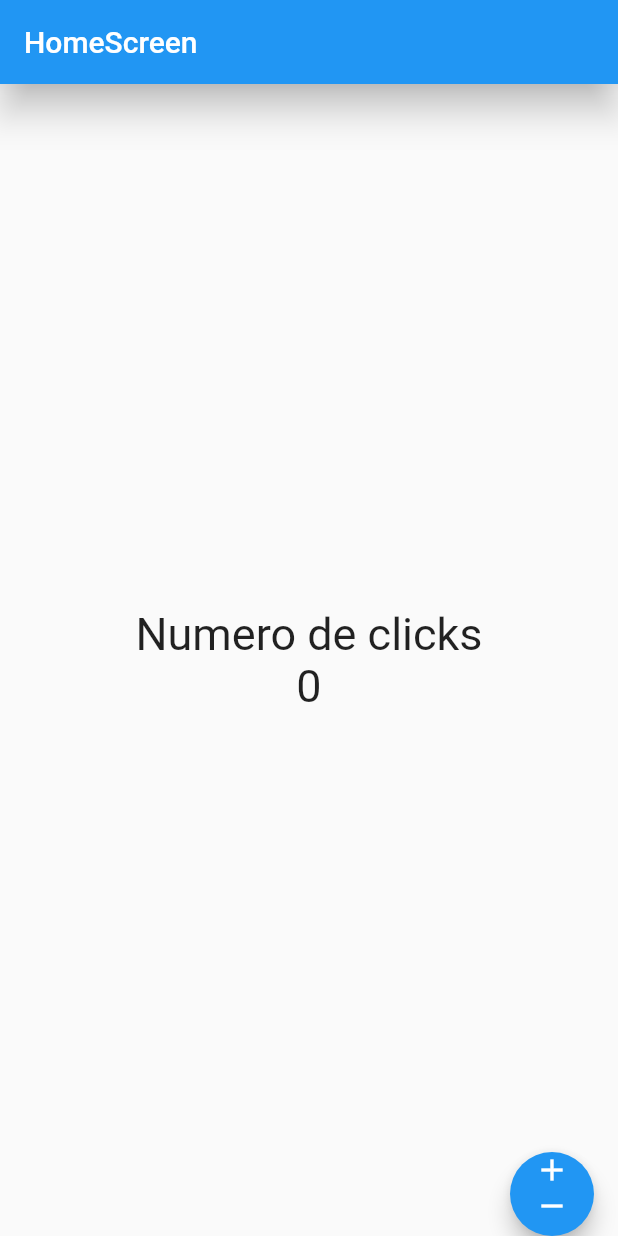
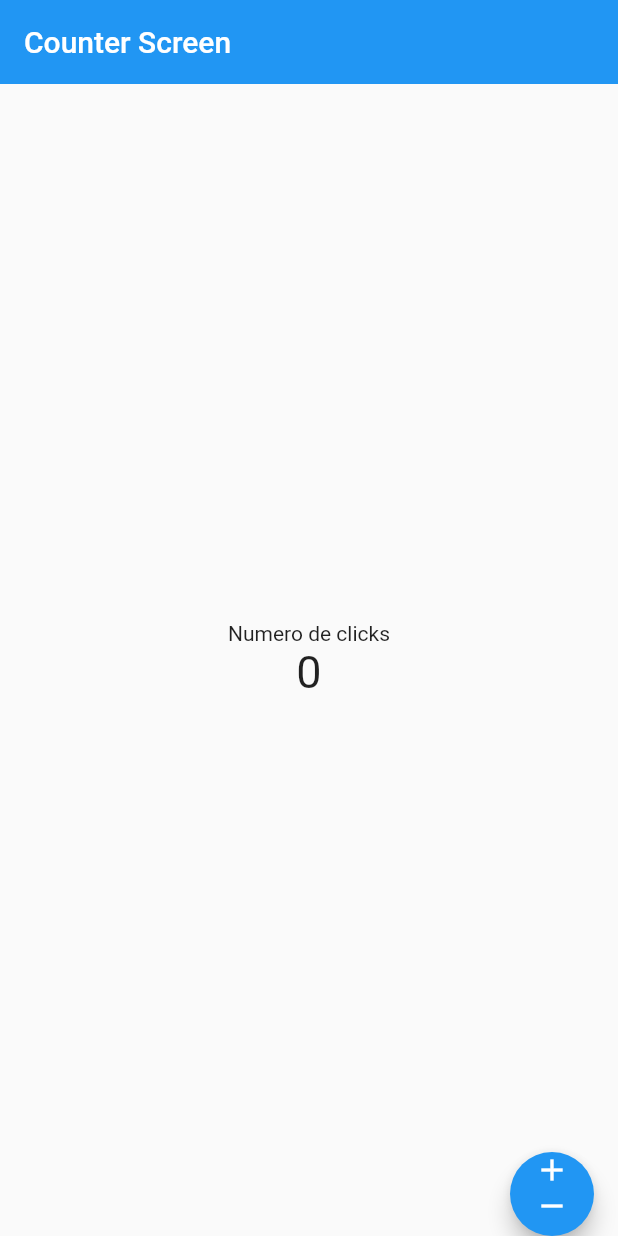
Before and after one commit to manuel-canio-gil-291/contador_a_mano, a Flutter app: the screen it shows after launch, on a phone screen of 412 x 824 dp. Run offline on Flutter 3.47's test engine with Material 2 defaults, Android fonts, the phone set to English and light mode, and no system bars.

Commit message:
Fin video 50

```diff
--- a/lib/main.dart
+++ b/lib/main.dart
@@ -1,4 +1,4 @@
-import 'package:contador/screens/home_screen.dart';
+import 'package:contador/screens/counter_screen.dart';
 import 'package:flutter/material.dart';
 
 void main() {
@@ -13,7 +13,8 @@ class MyApp extends StatelessWidget {
   Widget build(BuildContext context) {
     return const MaterialApp(
       debugShowCheckedModeBanner: false,
-      home: HomeScreen(),
+      //home: HomeScreen(),
+      home: CounterScreen(),
     );
   }
 }
--- /dev/null
+++ b/lib/screens/counter_screen.dart
@@ -0,0 +1,45 @@
+import 'package:flutter/material.dart';
+
+class CounterScreen extends StatefulWidget {
+  const CounterScreen({Key? key}) : super(key: key);
+
+  @override
+  State<CounterScreen> createState() => _CounterScreenState();
+}
+
+class _CounterScreenState extends State<CounterScreen> {
+  @override
+  Widget build(BuildContext context) {
+    TextStyle textStyle = const TextStyle(fontSize: 30.0);
+    int counter = 0;
+    return Scaffold(
+      appBar: AppBar(
+        title: const Text('Counter Screen'),
+        elevation: 0
+      ),
+      body: Center(
+        child: Column(
+          mainAxisAlignment: MainAxisAlignment.center,
+          crossAxisAlignment: CrossAxisAlignment.center,
+          children: <Widget>[
+          const Text('Numero de clicks'),
+          Text('$counter', style: textStyle)
+        ]),
+      ),
+      floatingActionButtonLocation: FloatingActionButtonLocation.endDocked,
+      floatingActionButton: FloatingActionButton(
+        child: Column(
+          children: const <Widget> [
+            Icon(Icons.add),
+            Icon(Icons.remove),
+          ],
+        ),
+        onPressed: () {
+
+          counter=counter+1;
+          setState(() {});
+        },
+      ),
+    );
+  }
+}
```
